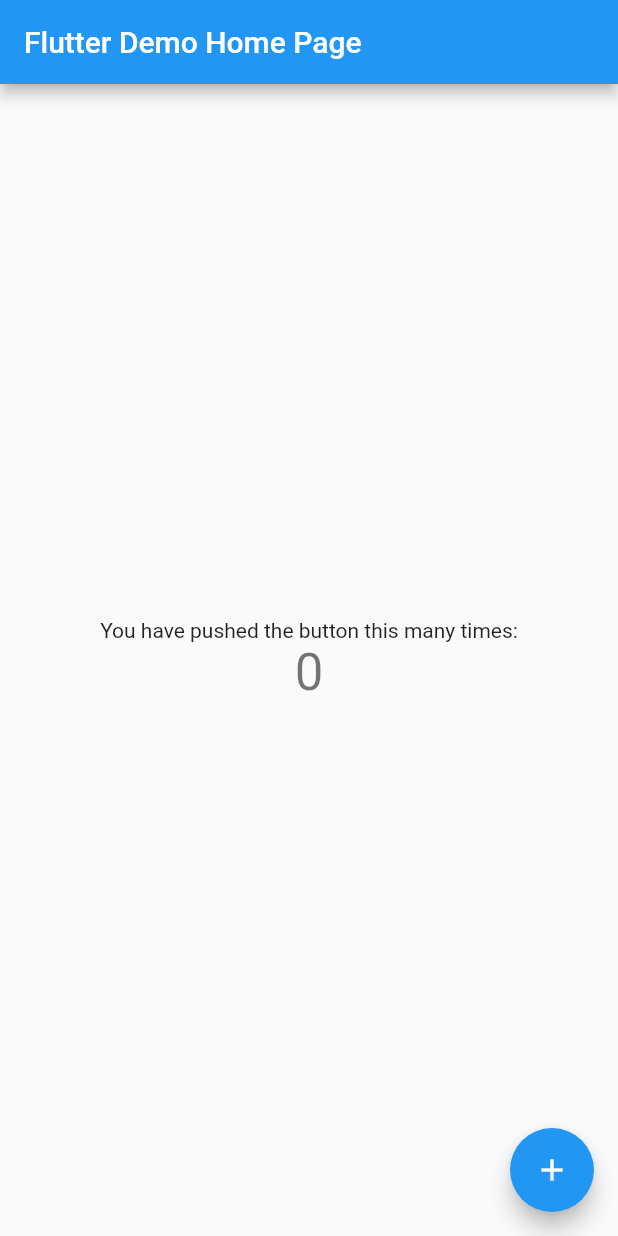
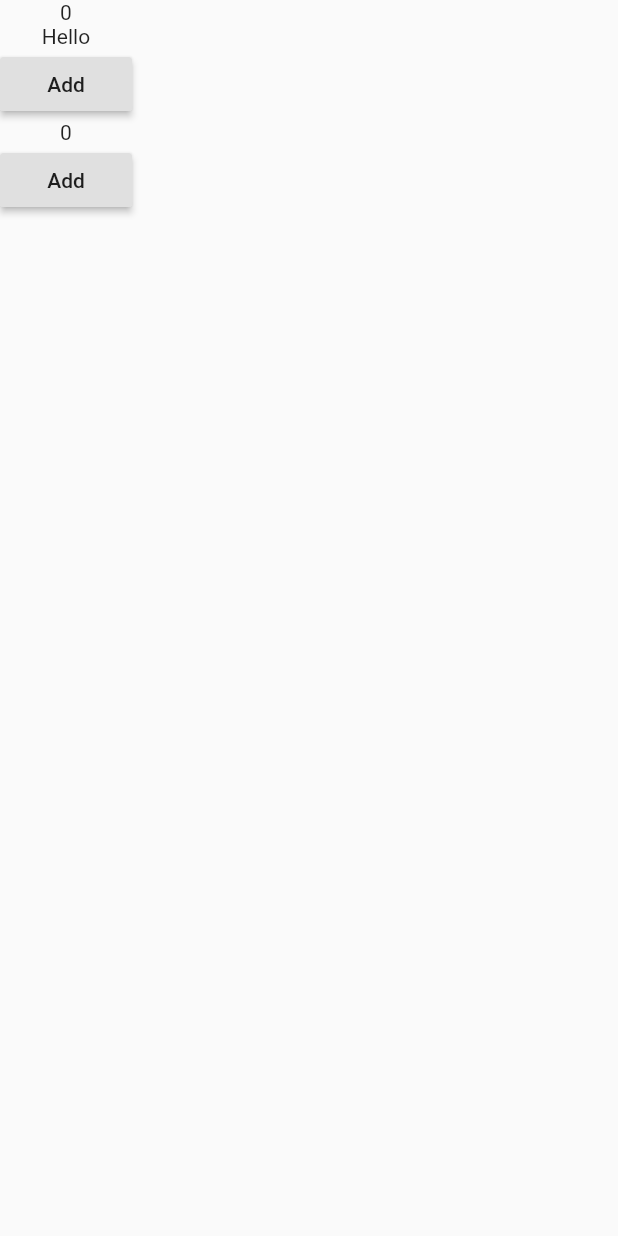
Before and after one commit to sak1340/Workshop_Flutter, a Flutter app: the screen it shows after launch, on a phone screen of 412 x 824 dp. Run offline on Flutter 3.47's test engine with Material 2 defaults, Android fonts, the phone set to English and light mode, and no system bars.

Commit message:
Not Success

```diff
--- a/lib/main.dart
+++ b/lib/main.dart
@@ -1,117 +1,33 @@
 import 'package:flutter/material.dart';
+import 'package:provider/provider.dart';
+import 'package:workshopflutter/provider/store.dart';
+import 'package:workshopflutter/views/home/Burger/burger.dart';
+import 'package:workshopflutter/views/home/home.dart';
 
-void main() {
-  runApp(MyApp());
+
+void main(){
+  return runApp(App());
 }
 
-class MyApp extends StatelessWidget {
-  // This widget is the root of your application.
+
+class App extends StatefulWidget {
+  @override
+  _AppState createState() => _AppState();
+}
+
+class _AppState extends State<App> {
   @override
   Widget build(BuildContext context) {
     return MaterialApp(
-      title: 'Flutter Demo',
-      theme: ThemeData(
-        // This is the theme of your application.
-        //
-        // Try running your application with "flutter run". You'll see the
-        // application has a blue toolbar. Then, without quitting the app, try
-        // changing the primarySwatch below to Colors.green and then invoke
-        // "hot reload" (press "r" in the console where you ran "flutter run",
-        // or simply save your changes to "hot reload" in a Flutter IDE).
-        // Notice that the counter didn't reset back to zero; the application
-        // is not restarted.
-        primarySwatch: Colors.blue,
-        // This makes the visual density adapt to the platform that you run
-        // the app on. For desktop platforms, the controls will be smaller and
-        // closer together (more dense) than on mobile platforms.
-        visualDensity: VisualDensity.adaptivePlatformDensity,
-      ),
-      home: MyHomePage(title: 'Flutter Demo Home Page'),
+      initialRoute: '/',
+      routes: {
+        Burger.routeName : (context) => Burger(),
+      },
+      home: MultiProvider(
+        providers: [
+          ChangeNotifierProvider<Store>(create: (_) => Store(),)
+        ],
+        child: Home(),),
     );
   }
 }
-
-class MyHomePage extends StatefulWidget {
-  MyHomePage({Key key, this.title}) : super(key: key);
-
-  // This widget is the home page of your application. It is stateful, meaning
-  // that it has a State object (defined below) that contains fields that affect
-  // how it looks.
-
-  // This class is the configuration for the state. It holds the values (in this
-  // case the title) provided by the parent (in this case the App widget) and
-  // used by the build method of the State. Fields in a Widget subclass are
-  // always marked "final".
-
-  final String title;
-
-  @override
-  _MyHomePageState createState() => _MyHomePageState();
-}
-
-class _MyHomePageState extends State<MyHomePage> {
-  int _counter = 0;
-
-  void _incrementCounter() {
-    setState(() {
-      // This call to setState tells the Flutter framework that something has
-      // changed in this State, which causes it to rerun the build method below
-      // so that the display can reflect the updated values. If we changed
-      // _counter without calling setState(), then the build method would not be
-      // called again, and so nothing would appear to happen.
-      _counter++;
-    });
-  }
-
-  @override
-  Widget build(BuildContext context) {
-    // This method is rerun every time setState is called, for instance as done
-    // by the _incrementCounter method above.
-    //
-    // The Flutter framework has been optimized to make rerunning build methods
-    // fast, so that you can just rebuild anything that needs updating rather
-    // than having to individually change instances of widgets.
-    return Scaffold(
-      appBar: AppBar(
-        // Here we take the value from the MyHomePage object that was created by
-        // the App.build method, and use it to set our appbar title.
-        title: Text(widget.title),
-      ),
-      body: Center(
-        // Center is a layout widget. It takes a single child and positions it
-        // in the middle of the parent.
-        child: Column(
-          // Column is also a layout widget. It takes a list of children and
-          // arranges them vertically. By default, it sizes itself to fit its
-          // children horizontally, and tries to be as tall as its parent.
-          //
-          // Invoke "debug painting" (press "p" in the console, choose the
-          // "Toggle Debug Paint" action from the Flutter Inspector in Android
-          // Studio, or the "Toggle Debug Paint" command in Visual Studio Code)
-          // to see the wireframe for each widget.
-          //
-          // Column has various properties to control how it sizes itself and
-          // how it positions its children. Here we use mainAxisAlignment to
-          // center the children vertically; the main axis here is the vertical
-          // axis because Columns are vertical (the cross axis would be
-          // horizontal).
-          mainAxisAlignment: MainAxisAlignment.center,
-          children: <Widget>[
-            Text(
-              'You have pushed the button this many times:',
-            ),
-            Text(
-              '$_counter',
-              style: Theme.of(context).textTheme.headline4,
-            ),
-          ],
-        ),
-      ),
-      floatingActionButton: FloatingActionButton(
-        onPressed: _incrementCounter,
-        tooltip: 'Increment',
-        child: Icon(Icons.add),
-      ), // This trailing comma makes auto-formatting nicer for build methods.
-    );
-  }
-}
--- /dev/null
+++ b/lib/provider/store.dart
@@ -0,0 +1,12 @@
+import 'package:flutter/material.dart';
+
+
+class Store with ChangeNotifier{
+  int sumPrice = 0;
+  Store();
+  void undateSum(int price){
+    sumPrice += price ;
+    notifyListeners();
+  }
+  get getSum => sumPrice;
+}
--- /dev/null
+++ b/lib/views/home/home.dart
@@ -0,0 +1,42 @@
+import 'package:flutter/material.dart';
+import 'package:provider/provider.dart';
+import 'package:workshopflutter/provider/store.dart';
+import 'package:workshopflutter/views/home/Burger/burger.dart';
+
+class Home extends StatefulWidget {
+  @override
+  _HomeState createState() => _HomeState();
+}
+
+class _HomeState extends State<Home> {
+  int count = 0;
+
+  @override
+  Widget build(BuildContext context) {
+    return SafeArea(
+      child: Scaffold(
+        body: Consumer<Store>(
+          builder: (context, value, child) {
+            return Column(
+              children: [
+                Text('$count'),
+                Text('Hello'),
+                RaisedButton(
+                    child: Text('Add'),
+                    onPressed: () {
+                      Navigator.pushNamed(context, Burger.routeName);
+                    }),
+                Text('${value.sumPrice}'),
+                RaisedButton(
+                    child: Text('Add'),
+                    onPressed: () {
+                      value.undateSum(10);
+                    }),
+              ],
+            );
+          },
+        ),
+      ),
+    );
+  }
+}
--- a/pubspec.yaml
+++ b/pubspec.yaml
@@ -28,6 +28,7 @@ dependencies:
   # The following adds the Cupertino Icons font to your application.
   # Use with the CupertinoIcons class for iOS style icons.
   cupertino_icons: ^1.0.0
+  provider: ^4.3.3
 
 dev_dependencies:
   flutter_test:
```
Also changed, not shown: lib/views/home/Burger/burger.dart (added, +88 -0 lines), lib/views/home/Burger/widgets/MenuBox.dart (added, +81 -0 lines), pubspec.lock, 1 other file.
